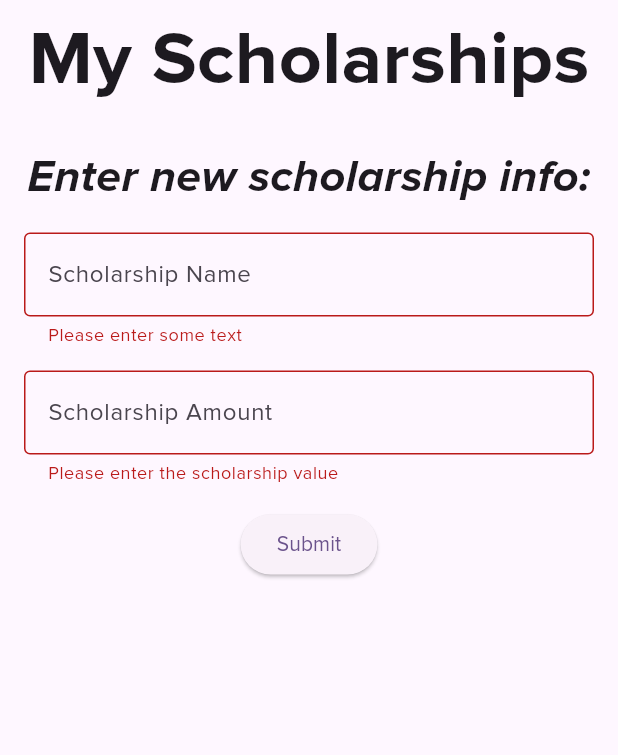
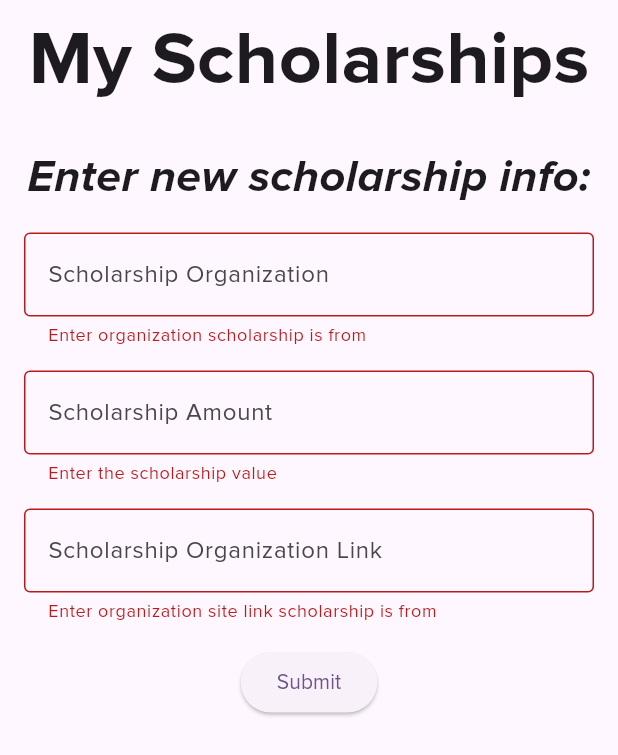
Before and after one commit to maureensanchez99/financial_awareness, a Flutter app: the Scholarships screen opened directly, after a tap on "Submit", on a phone screen of 412 x 824 dp. Shown: the top 755 px of the screen. Run offline on Flutter 3.47's test engine with Material 3 defaults, Android fonts, the phone set to English and light mode, and no system bars; our stand-ins replace shared_preferences; accounts and stored records are empty.

Commit message:
updating what i have

```diff
--- a/lib/pages/scholarships.dart
+++ b/lib/pages/scholarships.dart
@@ -42,25 +42,38 @@ class Scholarships extends StatelessWidget {
                     const SizedBox(height: 16.0),
                     TextFormField( // first text field
                       decoration: const InputDecoration(
-                        hintText: 'Scholarship Name',
+                        hintText: 'Scholarship Organization',
                         border: OutlineInputBorder(),
                       ),
                       validator: (String? value) {
                         if (value == null || value.isEmpty) {
-                          return 'Please enter some text';
+                          return 'Enter organization scholarship is from';
                         }
                         return null;
                       },
                     ),
                     const SizedBox(height: 16.0),
-                    TextFormField( // first text field
+                    TextFormField( // second text field
                       decoration: const InputDecoration(
                         hintText: 'Scholarship Amount',
                         border: OutlineInputBorder(),
                       ),
                       validator: (String? value) {
                         if (value == null || value.isEmpty) {
-                          return 'Please enter the scholarship value';
+                          return 'Enter the scholarship value';
+                        }
+                        return null;
+                      },
+                    ),
+                    const SizedBox(height: 16.0),
+                    TextFormField( // third text field
+                      decoration: const InputDecoration(
+                        hintText: 'Scholarship Organization Link',
+                        border: OutlineInputBorder(),
+                      ),
+                      validator: (String? value) {
+                        if (value == null || value.isEmpty) {
+                          return 'Enter organization site link scholarship is from';
                         }
                         return null;
                       },
```
